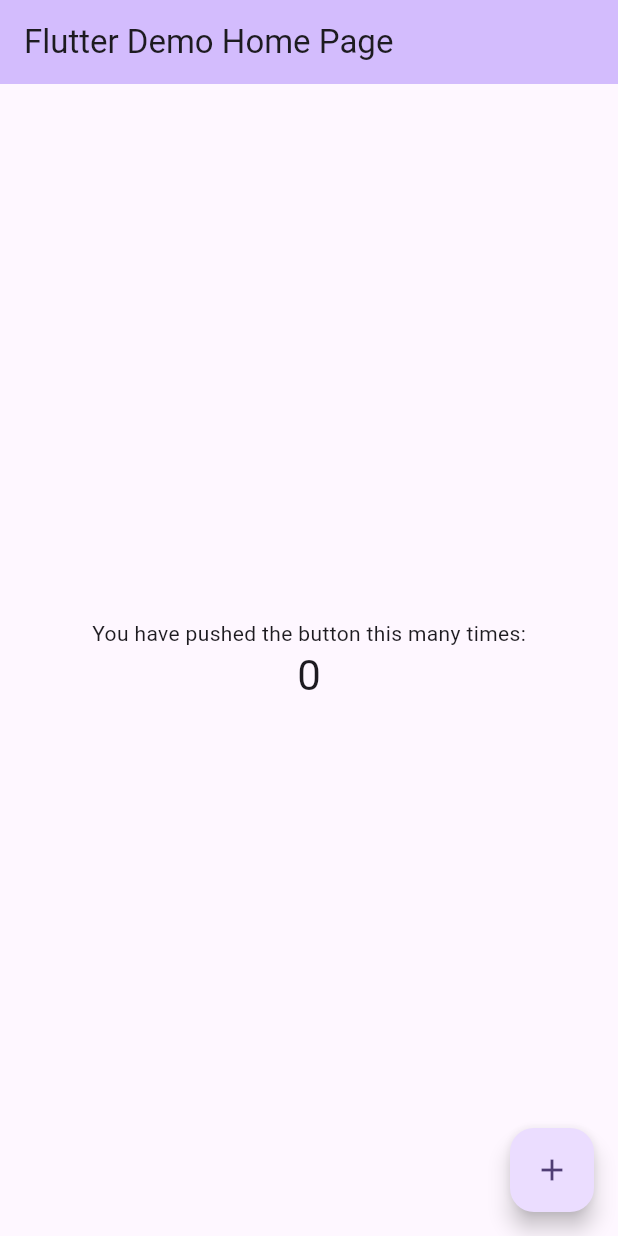
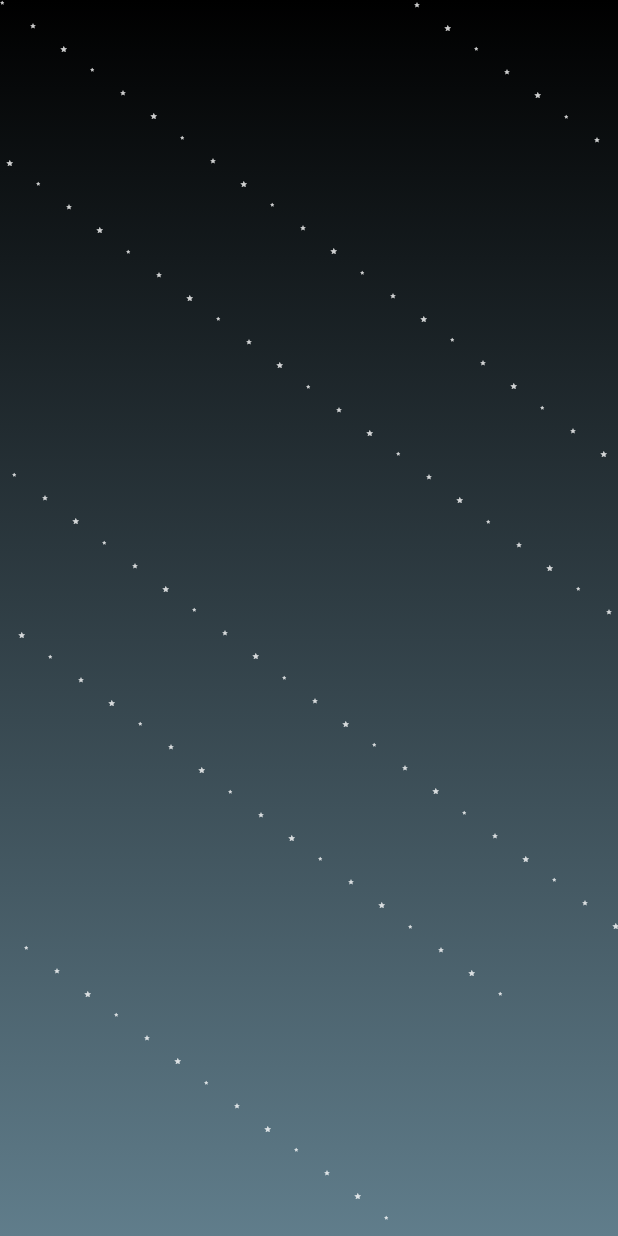
Before and after one commit to kushalchh07/Fun_projects, a Flutter app: the screen it shows after launch, on a phone screen of 412 x 824 dp. Run offline on Flutter 3.47's test engine with Material 3 defaults, Android fonts, the phone set to English and light mode, and no system bars; our stand-ins replace get, google_fonts.

Commit message:
feat: shooting star page added

```diff
--- a/starry_night_with_shooting_stars/lib/main.dart
+++ b/starry_night_with_shooting_stars/lib/main.dart
@@ -1,125 +1,146 @@
+import 'dart:async';
 import 'package:flutter/material.dart';
 
 void main() {
-  runApp(const MyApp());
+  runApp(const StarryNightApp());
 }
 
-class MyApp extends StatelessWidget {
-  const MyApp({super.key});
+class StarryNightApp extends StatelessWidget {
+  const StarryNightApp({super.key});
 
-  // This widget is the root of your application.
   @override
   Widget build(BuildContext context) {
     return MaterialApp(
-      title: 'Flutter Demo',
+      title: 'Starry Night Proposal',
       theme: ThemeData(
-        // This is the theme of your application.
-        //
-        // TRY THIS: Try running your application with "flutter run". You'll see
-        // the application has a purple toolbar. Then, without quitting the app,
-        // try changing the seedColor in the colorScheme below to Colors.green
-        // and then invoke "hot reload" (save your changes or press the "hot
-        // reload" button in a Flutter-supported IDE, or press "r" if you used
-        // the command line to start the app).
-        //
-        // Notice that the counter didn't reset back to zero; the application
-        // state is not lost during the reload. To reset the state, use hot
-        // restart instead.
-        //
-        // This works for code too, not just values: Most code changes can be
-        // tested with just a hot reload.
-        colorScheme: ColorScheme.fromSeed(seedColor: Colors.deepPurple),
-        useMaterial3: true,
+        brightness: Brightness.dark,
+        primarySwatch: Colors.blue,
       ),
-      home: const MyHomePage(title: 'Flutter Demo Home Page'),
+      home: const StarryNightScreen(),
+      debugShowCheckedModeBanner: false,
     );
   }
 }
 
-class MyHomePage extends StatefulWidget {
-  const MyHomePage({super.key, required this.title});
-
-  // This widget is the home page of your application. It is stateful, meaning
-  // that it has a State object (defined below) that contains fields that affect
-  // how it looks.
-
-  // This class is the configuration for the state. It holds the values (in this
-  // case the title) provided by the parent (in this case the App widget) and
-  // used by the build method of the State. Fields in a Widget subclass are
-  // always marked "final".
-
-  final String title;
+class StarryNightScreen extends StatefulWidget {
+  const StarryNightScreen({super.key});
 
   @override
-  State<MyHomePage> createState() => _MyHomePageState();
+  _StarryNightScreenState createState() => _StarryNightScreenState();
 }
 
-class _MyHomePageState extends State<MyHomePage> {
-  int _counter = 0;
+class _StarryNightScreenState extends State<StarryNightScreen>
+    with TickerProviderStateMixin {
+  late AnimationController _shootingStarController;
+  late Animation<Offset> _shootingStarAnimation;
+  late Timer _shootingStarTimer;
+  bool _showMessage = false;
 
-  void _incrementCounter() {
-    setState(() {
-      // This call to setState tells the Flutter framework that something has
-      // changed in this State, which causes it to rerun the build method below
-      // so that the display can reflect the updated values. If we changed
-      // _counter without calling setState(), then the build method would not be
-      // called again, and so nothing would appear to happen.
-      _counter++;
+  @override
+  void initState() {
+    super.initState();
+
+    _shootingStarController = AnimationController(
+      duration: const Duration(seconds: 2),
+      vsync: this,
+    );
+
+    _shootingStarAnimation = Tween<Offset>(
+      begin: const Offset(-1.5, -1.5),
+      end: const Offset(1.5, 1.5),
+    ).animate(CurvedAnimation(
+      parent: _shootingStarController,
+      curve: Curves.easeInOut,
+    ));
+
+    _startShootingStarTimer();
+  }
+
+  void _startShootingStarTimer() {
+    _shootingStarTimer = Timer.periodic(const Duration(seconds: 10), (timer) {
+      _shootingStarController.forward(from: 0.0).then((_) {
+        setState(() {
+          _showMessage = true;
+        });
+        Timer(const Duration(seconds: 5), () {
+          setState(() {
+            _showMessage = false;
+          });
+        });
+      });
     });
   }
 
   @override
+  void dispose() {
+    _shootingStarController.dispose();
+    _shootingStarTimer.cancel();
+    super.dispose();
+  }
+
+  @override
   Widget build(BuildContext context) {
-    // This method is rerun every time setState is called, for instance as done
-    // by the _incrementCounter method above.
-    //
-    // The Flutter framework has been optimized to make rerunning build methods
-    // fast, so that you can just rebuild anything that needs updating rather
-    // than having to individually change instances of widgets.
     return Scaffold(
-      appBar: AppBar(
-        // TRY THIS: Try changing the color here to a specific color (to
-        // Colors.amber, perhaps?) and trigger a hot reload to see the AppBar
-        // change color while the other colors stay the same.
-        backgroundColor: Theme.of(context).colorScheme.inversePrimary,
-        // Here we take the value from the MyHomePage object that was created by
-        // the App.build method, and use it to set our appbar title.
-        title: Text(widget.title),
+      body: Stack(
+        children: [
+          _buildStarryBackground(),
+          _buildShootingStar(),
+          _buildMessage(),
+        ],
       ),
-      body: Center(
-        // Center is a layout widget. It takes a single child and positions it
-        // in the middle of the parent.
-        child: Column(
-          // Column is also a layout widget. It takes a list of children and
-          // arranges them vertically. By default, it sizes itself to fit its
-          // children horizontally, and tries to be as tall as its parent.
-          //
-          // Column has various properties to control how it sizes itself and
-          // how it positions its children. Here we use mainAxisAlignment to
-          // center the children vertically; the main axis here is the vertical
-          // axis because Columns are vertical (the cross axis would be
-          // horizontal).
-          //
-          // TRY THIS: Invoke "debug painting" (choose the "Toggle Debug Paint"
-          // action in the IDE, or press "p" in the console), to see the
-          // wireframe for each widget.
-          mainAxisAlignment: MainAxisAlignment.center,
-          children: <Widget>[
-            const Text(
-              'You have pushed the button this many times:',
-            ),
-            Text(
-              '$_counter',
-              style: Theme.of(context).textTheme.headlineMedium,
-            ),
-          ],
+    );
+  }
+
+  Widget _buildStarryBackground() {
+    return Container(
+      decoration: const BoxDecoration(
+        gradient: LinearGradient(
+          colors: [Colors.black, Colors.blueGrey],
+          begin: Alignment.topCenter,
+          end: Alignment.bottomCenter,
         ),
       ),
-      floatingActionButton: FloatingActionButton(
-        onPressed: _incrementCounter,
-        tooltip: 'Increment',
-        child: const Icon(Icons.add),
-      ), // This trailing comma makes auto-formatting nicer for build methods.
+      child: Stack(
+        children: List.generate(100, (index) {
+          return Positioned(
+            left: (index * 20.0) % MediaQuery.of(context).size.width,
+            top: (index * 15.0) % MediaQuery.of(context).size.height,
+            child: Icon(
+              Icons.star,
+              color: Colors.white.withOpacity(0.8),
+              size: 3 + index % 3.0,
+            ),
+          );
+        }),
+      ),
+    );
+  }
+
+  Widget _buildShootingStar() {
+    return SlideTransition(
+      position: _shootingStarAnimation,
+      child: const Icon(
+        Icons.star,
+        color: Colors.yellow,
+        size: 30,
+      ),
+    );
+  }
+
+  Widget _buildMessage() {
+    return Center(
+      child: AnimatedOpacity(
+        opacity: _showMessage ? 1.0 : 0.0,
+        duration: const Duration(seconds: 1),
+        child: const Text(
+          "May Your wish come true",
+          style: TextStyle(
+            color: Colors.white,
+            fontSize: 30,
+            fontWeight: FontWeight.bold,
+          ),
+        ),
+      ),
     );
   }
 }
```
Also changed, not shown: 1 other file.
